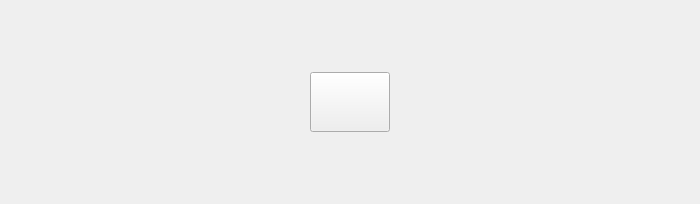
This is VideoPlayer/videomodels/VideoBlank.ui in huizhang556/pc-video-player as Qt 5 draws it before an edit. The edited form follows.
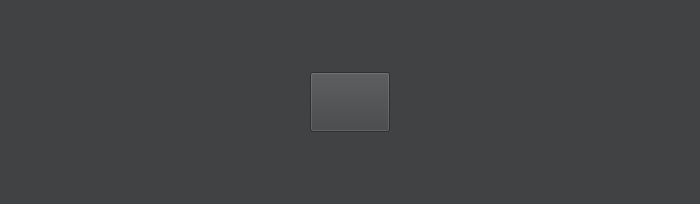
This is the edited form. Icons and pictures are not drawn.

```diff
--- a/VideoPlayer/videomodels/VideoBlank.ui
+++ b/VideoPlayer/videomodels/VideoBlank.ui
@@ -13,6 +13,9 @@
   <property name="windowTitle">
    <string>Form</string>
   </property>
+  <property name="styleSheet">
+   <string notr="true">background-color: #404244;</string>
+  </property>
   <layout class="QVBoxLayout" name="verticalLayout">
    <property name="spacing">
     <number>0</number>
@@ -95,7 +98,8 @@
         </size>
        </property>
        <property name="styleSheet">
-        <string notr="true">border-image: url(:/images/openfile.png);</string>
+        <string notr="true">border-image: url(:/images/openfile.png);
+background-color: #404244;</string>
        </property>
        <property name="text">
         <string/>
```
